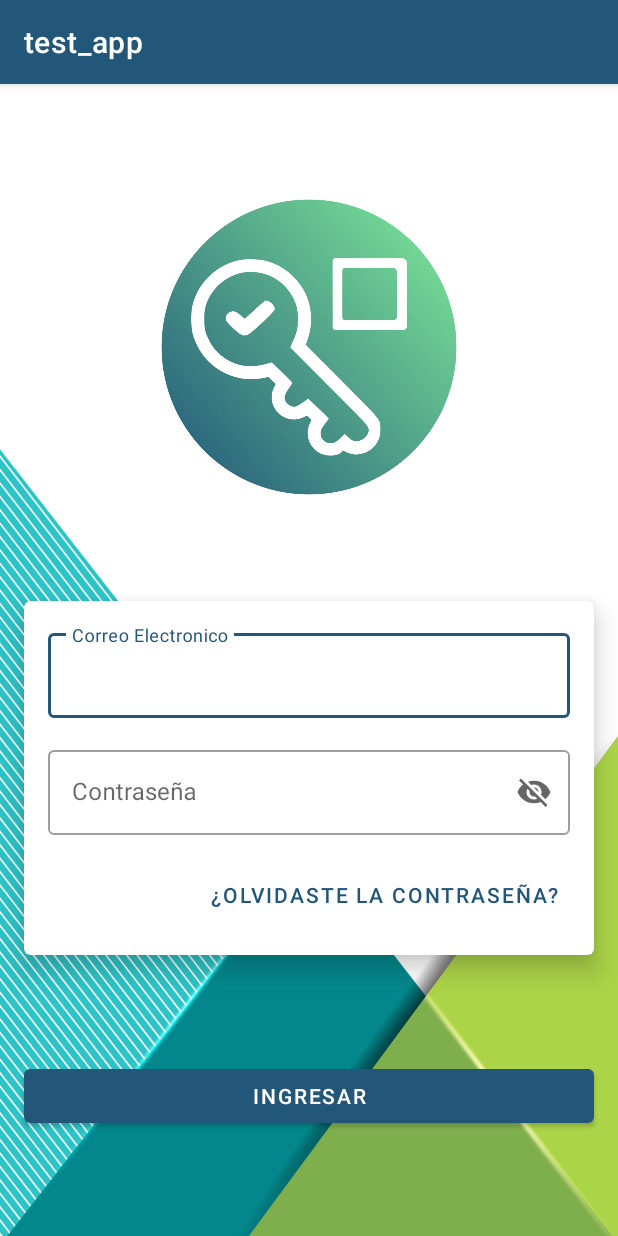
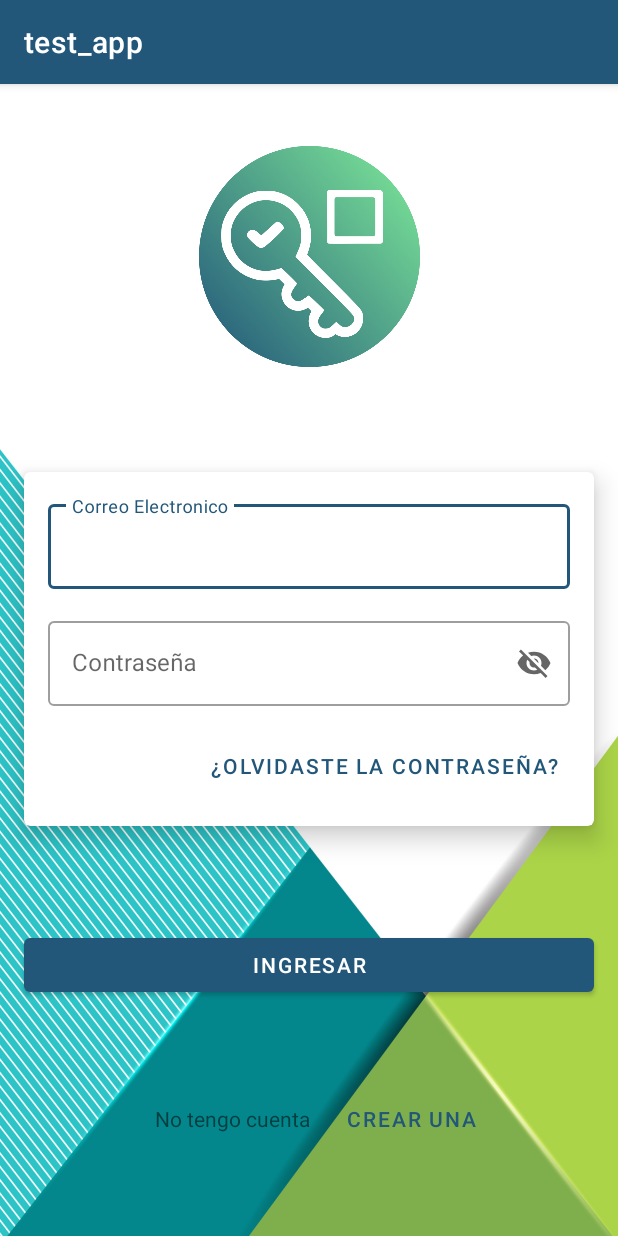
Before and after one commit to santiagoooo4/app-movil, an Android app: the screen it shows after launch (LoginActivity), on a phone screen of 412 x 824 dp. Run offline under Robolectric (Android 15) with nearby library versions, the phone set to English and light mode, and no system bars; our stand-ins replace navigation-ui.

Commit message:
cambios en dimenciones logo y completado de pantalla login

```diff
--- a/app/build.gradle
+++ b/app/build.gradle
@@ -38,7 +38,7 @@ dependencies {
 
     implementation 'androidx.core:core-ktx:1.7.0'
     implementation 'androidx.appcompat:appcompat:1.3.0'
-    implementation 'com.google.android.material:material:1.4.0'
+    implementation 'com.google.android.material:material:1.6.1'
     implementation 'androidx.constraintlayout:constraintlayout:2.0.4'
     implementation 'androidx.navigation:navigation-fragment-ktx:2.3.5'
     implementation 'androidx.navigation:navigation-ui-ktx:2.3.5'
--- a/app/src/main/res/layout/fragment_login.xml
+++ b/app/src/main/res/layout/fragment_login.xml
@@ -93,9 +93,33 @@
         app:layout_constraintStart_toStartOf="parent"
         app:layout_constraintTop_toBottomOf="@id/materialCardView"
         app:layout_constraintBottom_toBottomOf="parent"
+        app:layout_constraintBottom_toTopOf="@id/fragment_login_label_no_cuenta"
         android:text="@string/button_login_label">
     </com.google.android.material.button.MaterialButton>
 
+    <com.google.android.material.textview.MaterialTextView
+        app:layout_constraintVertical_chainStyle="packed"
+        android:id="@+id/fragment_login_label_no_cuenta"
+        android:layout_width="wrap_content"
+        android:layout_height="wrap_content"
+        android:text="@string/login_label_no_cuenta"
+        app:layout_constraintBottom_toBottomOf="parent"
+        app:layout_constraintEnd_toStartOf="@id/fragment_login_label_create_cuenta"
+        app:layout_constraintHorizontal_chainStyle="packed"
+        app:layout_constraintStart_toStartOf="parent"
+        app:layout_constraintTop_toBottomOf="@id/fragment_login_bottom"
+        android:layout_marginHorizontal="@dimen/default_margin"/>
+
+    <com.google.android.material.textview.MaterialTextView
+        android:id="@+id/fragment_login_label_create_cuenta"
+        android:layout_width="wrap_content"
+        android:layout_height="wrap_content"
+        app:layout_constraintStart_toEndOf="@id/fragment_login_label_no_cuenta"
+        app:layout_constraintEnd_toEndOf="parent"
+        app:layout_constraintTop_toTopOf="@id/fragment_login_label_no_cuenta"
+        app:layout_constraintBottom_toBottomOf="@id/fragment_login_label_no_cuenta"
+        android:text="@string/fragment_login_label_create_cuenta"
+        style="@style/Widget.MaterialComponents.Button.TextButton"/>
 
 
 </androidx.constraintlayout.widget.ConstraintLayout>
--- a/app/src/main/res/values/dimens.xml
+++ b/app/src/main/res/values/dimens.xml
@@ -1,7 +1,7 @@
 <resources>
     <dimen name="fab_margin">16dp</dimen>
-    <dimen name="icon_size">200dp</dimen>
-    <dimen name="top_margin_logo">75dp</dimen>
+    <dimen name="icon_size">150dp</dimen>
+    <dimen name="top_margin_logo">40dp</dimen>
     <dimen name="default_margin">16dp</dimen>
     <dimen name="big_margin">50dp</dimen>
     <dimen name="elevation">10dp</dimen>
--- a/app/src/main/res/values/strings.xml
+++ b/app/src/main/res/values/strings.xml
@@ -8,4 +8,6 @@
     <string name="olvidaste_la_contrase_login_layout">¿Olvidaste la contraseña?</string>
     <string name="app_logo">App Logo</string>
     <string name="button_login_label">Ingresar</string>
+    <string name="login_label_no_cuenta">No tengo cuenta</string>
+    <string name="fragment_login_label_create_cuenta">Crear una</string>
 </resources>
```
